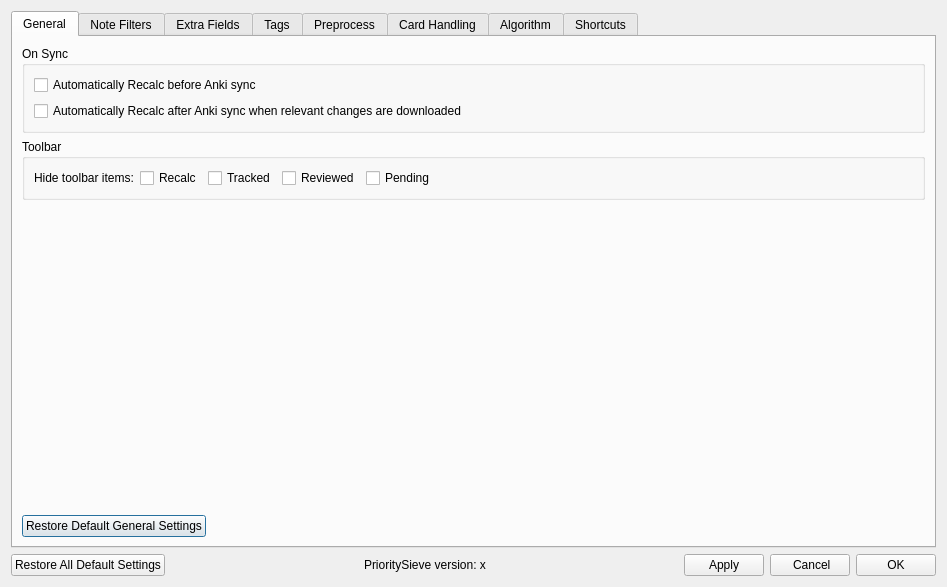
The window that prioritysieve/ui/settings_dialog.ui (travv0/prioritysieve) describes before a commit, drawn with Qt 5.
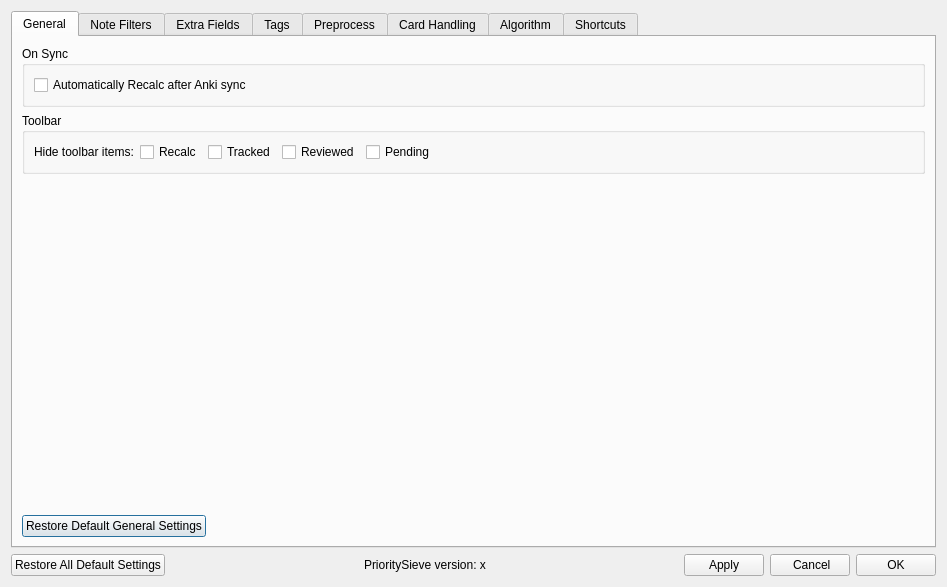
The same window after the commit.

Commit message: Run auto recalc after sync

Diff of the .ui file:
```diff
--- a/prioritysieve/ui/settings_dialog.ui
+++ b/prioritysieve/ui/settings_dialog.ui
@@ -46,17 +46,10 @@
             <string>On Sync</string>
            </property>
            <layout class="QVBoxLayout" name="verticalLayout_18">
-           <item>
-            <widget class="QCheckBox" name="recalcBeforeSyncCheckBox">
-             <property name="text">
-              <string>Automatically Recalc before Anki sync</string>
-             </property>
-            </widget>
-           </item>
            <item>
             <widget class="QCheckBox" name="recalcAfterSyncCheckBox">
              <property name="text">
-              <string>Automatically Recalc after Anki sync when relevant changes are downloaded</string>
+              <string>Automatically Recalc after Anki sync</string>
              </property>
             </widget>
            </item>
```
The commit also changes 6 other files.
